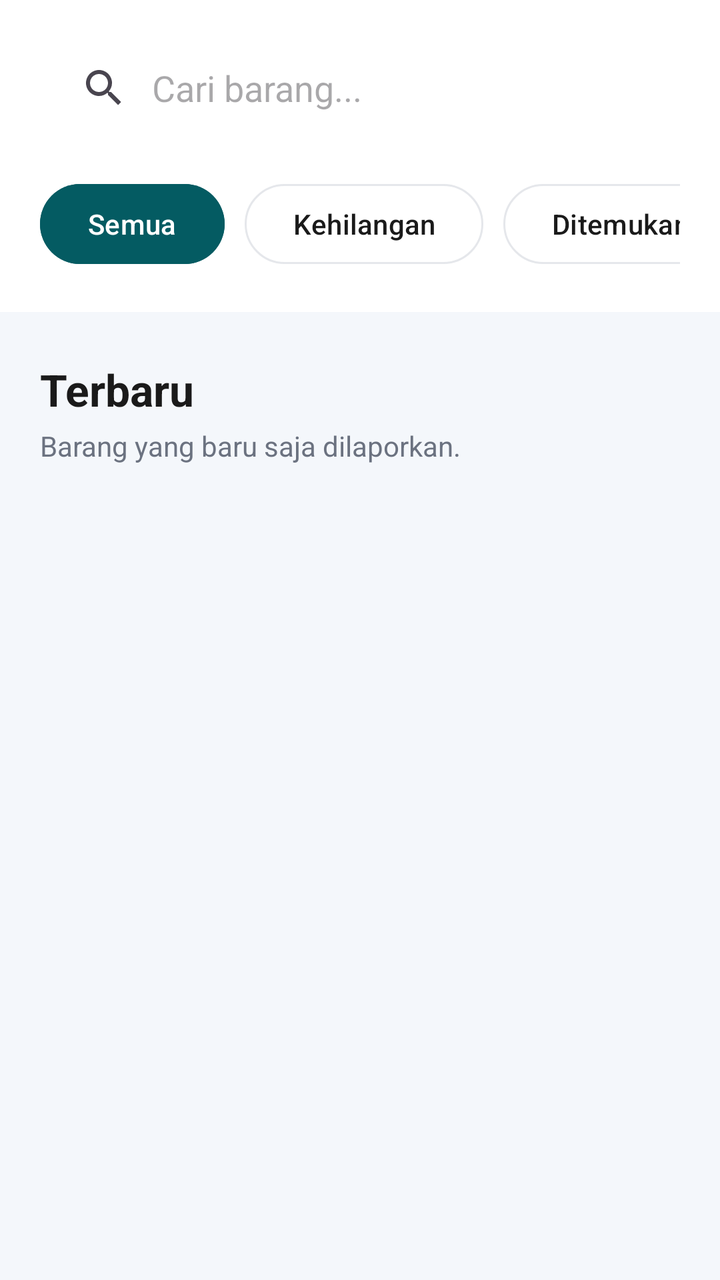
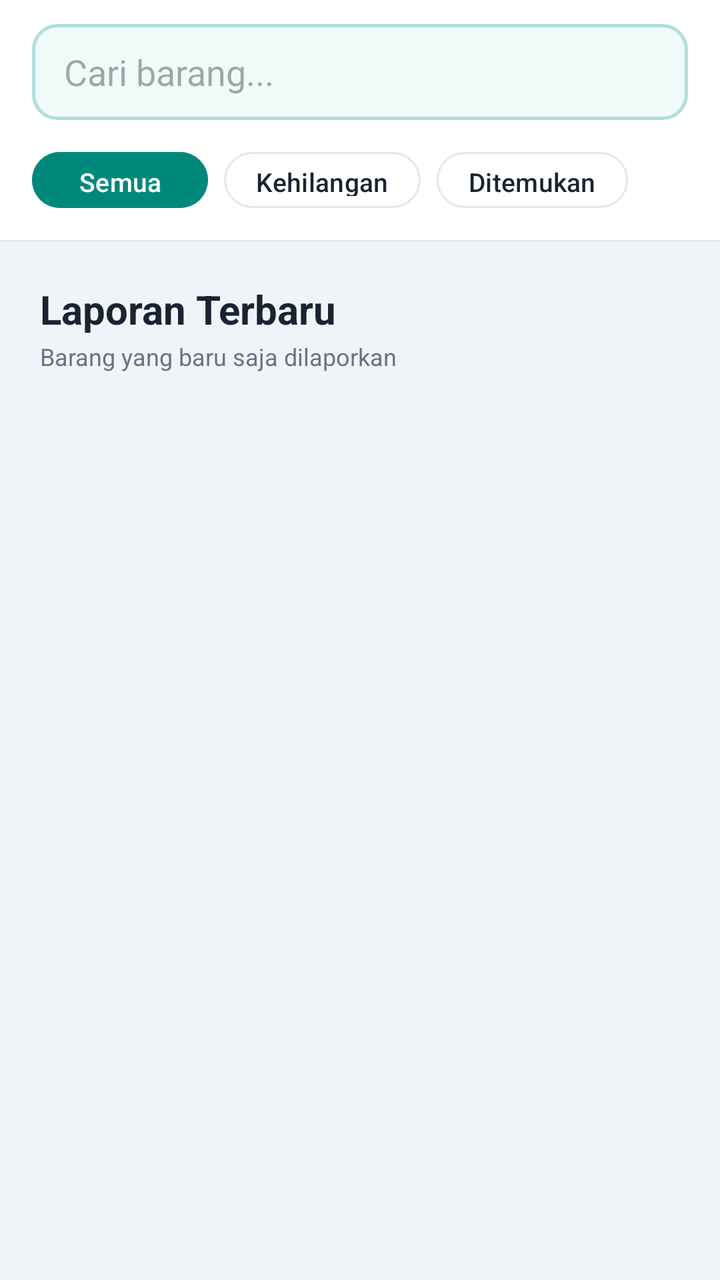

Compare the two renders of this Android layout. The source of the first and the diff that turns it into the second are given below.
<!-- AndroidManifest.xml: application theme Theme.LaporTemu -->
<!-- res/layout/fragment_home.xml -->
<?xml version="1.0" encoding="utf-8"?>
<LinearLayout xmlns:android="http://schemas.android.com/apk/res/android"
    xmlns:app="http://schemas.android.com/apk/res-auto"
    android:layout_width="match_parent"
    android:layout_height="match_parent"
    android:orientation="vertical"
    android:background="@color/bg_light">



    
    <LinearLayout
        android:layout_width="match_parent"
        android:layout_height="wrap_content"
        android:padding="20dp"
        android:background="@color/white">

        <androidx.appcompat.widget.SearchView
            android:id="@+id/search_view"
            android:layout_width="match_parent"
            android:layout_height="wrap_content"
            app:iconifiedByDefault="false"
            app:queryHint="@string/search_hint"
            app:queryBackground="@null" />
    </LinearLayout>

    
    <HorizontalScrollView
        android:layout_width="match_parent"
        android:layout_height="wrap_content"
        android:background="@color/white"
        android:paddingHorizontal="20dp"
        android:paddingBottom="20dp"
        android:scrollbars="none">

        <LinearLayout
            android:layout_width="wrap_content"
            android:layout_height="wrap_content"
            android:orientation="horizontal">

            <com.google.android.material.button.MaterialButton
                android:id="@+id/btn_filter_semua"
                android:layout_width="wrap_content"
                android:layout_height="wrap_content"
                android:text="Semua"
                android:textAllCaps="false"
                android:textColor="@color/white"
                android:backgroundTint="@color/primary"
                app:cornerRadius="24dp"
                android:layout_marginEnd="10dp"/>

            <com.google.android.material.button.MaterialButton
                android:id="@+id/btn_filter_hilang"
                style="?attr/materialButtonOutlinedStyle"
                android:layout_width="wrap_content"
                android:layout_height="wrap_content"
                android:text="Kehilangan"
                android:textAllCaps="false"
                android:textColor="@color/text_main"
                app:cornerRadius="24dp"
                app:strokeColor="@color/border_color"
                android:layout_marginEnd="10dp"/>

            <com.google.android.material.button.MaterialButton
                android:id="@+id/btn_filter_ketemu"
                style="?attr/materialButtonOutlinedStyle"
                android:layout_width="wrap_content"
                android:layout_height="wrap_content"
                android:text="Ditemukan"
                android:textAllCaps="false"
                app:strokeColor="@color/border_color"
                app:cornerRadius="24dp"
                android:textColor="@color/text_main" />
        </LinearLayout>
    </HorizontalScrollView>

    
    <LinearLayout
        android:layout_width="match_parent"
        android:layout_height="wrap_content"
        android:orientation="vertical"
        android:paddingHorizontal="20dp"
        android:paddingTop="24dp"
        android:paddingBottom="12dp">

        <TextView
            android:layout_width="wrap_content"
            android:layout_height="wrap_content"
            android:text="Terbaru"
            android:textColor="@color/text_main"
            android:textSize="22sp"
            android:textStyle="bold" />

        <TextView
            android:layout_width="wrap_content"
            android:layout_height="wrap_content"
            android:text="Barang yang baru saja dilaporkan."
            android:textColor="@color/text_muted"
            android:textSize="14sp"
            android:layout_marginTop="4dp" />
    </LinearLayout>

    <androidx.recyclerview.widget.RecyclerView
        android:id="@+id/rv_barang"
        android:layout_width="match_parent"
        android:layout_height="match_parent"
        android:paddingBottom="100dp"
        android:clipToPadding="false"/>

</LinearLayout>
<!-- resources referenced by this layout -->
<resources>
  <color name="bg_light">#F4F7FB</color>
  <color name="border_color">#E5E7EB</color>
  <color name="primary">#045B62</color>
  <color name="text_main">#1A1A1A</color>
  <color name="text_muted">#6B7280</color>
  <color name="white">#FFFFFFFF</color>
  <string name="search_hint">Cari barang...</string>
  <style name="Theme.LaporTemu" parent="Base.Theme.LaporTemu" />
  <style name="Base.Theme.LaporTemu" parent="Theme.Material3.DayNight.NoActionBar">
          
          <item name="colorPrimary">@color/primary</item>
          <item name="colorSecondary">@color/secondary</item>
          <item name="android:windowBackground">@color/bg_light</item>
  
          
          <item name="android:statusBarColor">@color/white</item>
          <item name="android:windowLightStatusBar">true</item>
  
          
          <item name="colorOnPrimary">@color/white</item>
          <item name="colorOnSecondary">@color/white</item>
  
          
          <item name="colorPrimaryContainer">@android:color/transparent</item>
          <item name="colorOnPrimaryContainer">@color/primary</item>
      </style>
  <color name="secondary">#FF8C00</color>
</resources>

<!-- the commit's change to res/layout/fragment_home.xml (unified diff, before → after) -->
@@ -6,98 +6,127 @@
     android:orientation="vertical"
     android:background="@color/bg_light">
 
+    
+    <LinearLayout
+        android:layout_width="match_parent"
+        android:layout_height="wrap_content"
+        android:paddingHorizontal="16dp"
+        android:paddingTop="12dp"
+        android:paddingBottom="10dp"
+        android:background="@color/white">
 
+        <androidx.appcompat.widget.SearchView
+            android:id="@+id/search_view"
+            android:layout_width="match_parent"
+            android:layout_height="48dp"
+            android:background="@drawable/bg_search_bar"
+            app:iconifiedByDefault="false"
+            app:queryHint="@string/search_hint"
+            app:queryBackground="@null"
+            app:searchIcon="@null" />
+    </LinearLayout>
 
     
     <LinearLayout
         android:layout_width="match_parent"
         android:layout_height="wrap_content"
-        android:padding="20dp"
-        android:background="@color/white">
+        android:background="@color/white"
+        android:paddingHorizontal="16dp"
+        android:paddingBottom="12dp"
+        android:paddingTop="2dp">
 
-        <androidx.appcompat.widget.SearchView
-            android:id="@+id/search_view"
+        <HorizontalScrollView
             android:layout_width="match_parent"
             android:layout_height="wrap_content"
-            app:iconifiedByDefault="false"
-            app:queryHint="@string/search_hint"
-            app:queryBackground="@null" />
+            android:scrollbars="none">
+
+            <LinearLayout
+                android:layout_width="wrap_content"
+                android:layout_height="wrap_content"
+                android:orientation="horizontal">
+
+                <com.google.android.material.button.MaterialButton
+                    android:id="@+id/btn_filter_semua"
+                    android:layout_width="wrap_content"
+                    android:layout_height="36dp"
+                    android:text="Semua"
+                    android:textAllCaps="false"
+                    android:textSize="13sp"
+                    android:textColor="@color/white"
+                    android:backgroundTint="@color/primary"
+                    app:cornerRadius="18dp"
+                    android:layout_marginEnd="8dp"
+                    android:paddingHorizontal="16dp" />
+
+                <com.google.android.material.button.MaterialButton
+                    android:id="@+id/btn_filter_hilang"
+                    style="?attr/materialButtonOutlinedStyle"
+                    android:layout_width="wrap_content"
+                    android:layout_height="36dp"
+                    android:text="Kehilangan"
+                    android:textAllCaps="false"
+                    android:textSize="13sp"
+                    android:textColor="@color/text_main"
+                    app:cornerRadius="18dp"
+                    app:strokeColor="@color/border_color"
+                    android:layout_marginEnd="8dp"
+                    android:paddingHorizontal="16dp" />
+
+                <com.google.android.material.button.MaterialButton
+                    android:id="@+id/btn_filter_ketemu"
+                    style="?attr/materialButtonOutlinedStyle"
+                    android:layout_width="wrap_content"
+                    android:layout_height="36dp"
+                    android:text="Ditemukan"
+                    android:textAllCaps="false"
+                    android:textSize="13sp"
+                    app:strokeColor="@color/border_color"
+                    app:cornerRadius="18dp"
+                    android:textColor="@color/text_main"
+                    android:paddingHorizontal="16dp" />
+            </LinearLayout>
+        </HorizontalScrollView>
     </LinearLayout>
 
     
-    <HorizontalScrollView
+    <View
         android:layout_width="match_parent"
-        android:layout_height="wrap_content"
-        android:background="@color/white"
-        android:paddingHorizontal="20dp"
-        android:paddingBottom="20dp"
-        android:scrollbars="none">
-
-        <LinearLayout
-            android:layout_width="wrap_content"
-            android:layout_height="wrap_content"
-            android:orientation="horizontal">
-
-            <com.google.android.material.button.MaterialButton
-                android:id="@+id/btn_filter_semua"
-                android:layout_width="wrap_content"
-                android:layout_height="wrap_content"
-                android:text="Semua"
-                android:textAllCaps="false"
-                android:textColor="@color/white"
-                android:backgroundTint="@color/primary"
-                app:cornerRadius="24dp"
-                android:layout_marginEnd="10dp"/>
-
-            <com.google.android.material.button.MaterialButton
-                android:id="@+id/btn_filter_hilang"
-                style="?attr/materialButtonOutlinedStyle"
-                android:layout_width="wrap_content"
-                android:layout_height="wrap_content"
-                android:text="Kehilangan"
-                android:textAllCaps="false"
-                android:textColor="@color/text_main"
-                app:cornerRadius="24dp"
-                app:strokeColor="@color/border_color"
-                android:layout_marginEnd="10dp"/>
-
-            <com.google.android.material.button.MaterialButton
-                android:id="@+id/btn_filter_ketemu"
-                style="?attr/materialButtonOutlinedStyle"
-                android:layout_width="wrap_content"
-                android:layout_height="wrap_content"
-                android:text="Ditemukan"
-                android:textAllCaps="false"
-                app:strokeColor="@color/border_color"
-                app:cornerRadius="24dp"
-                android:textColor="@color/text_main" />
-        </LinearLayout>
-    </HorizontalScrollView>
+        android:layout_height="1dp"
+        android:background="@color/border_color" />
 
     
     <LinearLayout
         android:layout_width="match_parent"
         android:layout_height="wrap_content"
-        android:orientation="vertical"
+        android:orientation="horizontal"
         android:paddingHorizontal="20dp"
-        android:paddingTop="24dp"
-        android:paddingBottom="12dp">
+        android:paddingTop="20dp"
+        android:paddingBottom="12dp"
+        android:gravity="center_vertical">
 
-        <TextView
-            android:layout_width="wrap_content"
+        <LinearLayout
+            android:layout_width="0dp"
             android:layout_height="wrap_content"
-            android:text="Terbaru"
-            android:textColor="@color/text_main"
-            android:textSize="22sp"
-            android:textStyle="bold" />
+            android:layout_weight="1"
+            android:orientation="vertical">
 
-        <TextView
-            android:layout_width="wrap_content"
-            android:layout_height="wrap_content"
-            android:text="Barang yang baru saja dilaporkan."
-            android:textColor="@color/text_muted"
-            android:textSize="14sp"
-            android:layout_marginTop="4dp" />
+            <TextView
+                android:layout_width="wrap_content"
+                android:layout_height="wrap_content"
+                android:text="Laporan Terbaru"
+                android:textColor="@color/text_main"
+                android:textSize="20sp"
+                android:textStyle="bold" />
+
+            <TextView
+                android:layout_width="wrap_content"
+                android:layout_height="wrap_content"
+                android:text="Barang yang baru saja dilaporkan"
+                android:textColor="@color/text_muted"
+                android:textSize="12sp"
+                android:layout_marginTop="2dp" />
+        </LinearLayout>
+
     </LinearLayout>
 
     <androidx.recyclerview.widget.RecyclerView
@@ -105,6 +134,6 @@
         android:layout_width="match_parent"
         android:layout_height="match_parent"
         android:paddingBottom="100dp"
-        android:clipToPadding="false"/>
+        android:clipToPadding="false" />
 
 </LinearLayout>
<!-- resource entries referenced after the edit -->
@@ -1,31 +1,47 @@
 <!-- resources referenced by this layout -->
 <resources>
-  <color name="bg_light">#F4F7FB</color>
+  <color name="bg_light">#F0F4F8</color>
   <color name="border_color">#E5E7EB</color>
-  <color name="primary">#045B62</color>
-  <color name="text_main">#1A1A1A</color>
+  <color name="primary">#00897B</color>
+  <color name="text_main">#1A2332</color>
   <color name="text_muted">#6B7280</color>
   <color name="white">#FFFFFFFF</color>
+  <!-- drawable bg_search_bar (drawable) -->
+  <?xml version="1.0" encoding="utf-8"?>
+  <shape xmlns:android="http://schemas.android.com/apk/res/android"
+      android:shape="rectangle">
+      <solid android:color="#F0FAF9" />
+      <corners android:radius="12dp" />
+      <stroke
+          android:width="1.5dp"
+          android:color="#B2DFDB" />
+  </shape>
   <string name="search_hint">Cari barang...</string>
   <style name="Theme.LaporTemu" parent="Base.Theme.LaporTemu" />
   <style name="Base.Theme.LaporTemu" parent="Theme.Material3.DayNight.NoActionBar">
           
           <item name="colorPrimary">@color/primary</item>
+          <item name="colorPrimaryDark">@color/primary_dark</item>
           <item name="colorSecondary">@color/secondary</item>
           <item name="android:windowBackground">@color/bg_light</item>
   
           
-          <item name="android:statusBarColor">@color/white</item>
-          <item name="android:windowLightStatusBar">true</item>
+          <item name="android:statusBarColor">@android:color/transparent</item>
+          <item name="android:windowLightStatusBar">false</item>
   
           
           <item name="colorOnPrimary">@color/white</item>
           <item name="colorOnSecondary">@color/white</item>
   
           
-          <item name="colorPrimaryContainer">@android:color/transparent</item>
+          <item name="colorPrimaryContainer">@color/primary_ultra_light</item>
           <item name="colorOnPrimaryContainer">@color/primary</item>
+  
+          
+          <item name="colorControlActivated">@color/primary</item>
       </style>
-  <color name="secondary">#FF8C00</color>
+  <color name="primary_dark">#00695C</color>
+  <color name="secondary">#FF6F00</color>
+  <color name="primary_ultra_light">#E0F2F1</color>
 </resources>
 
